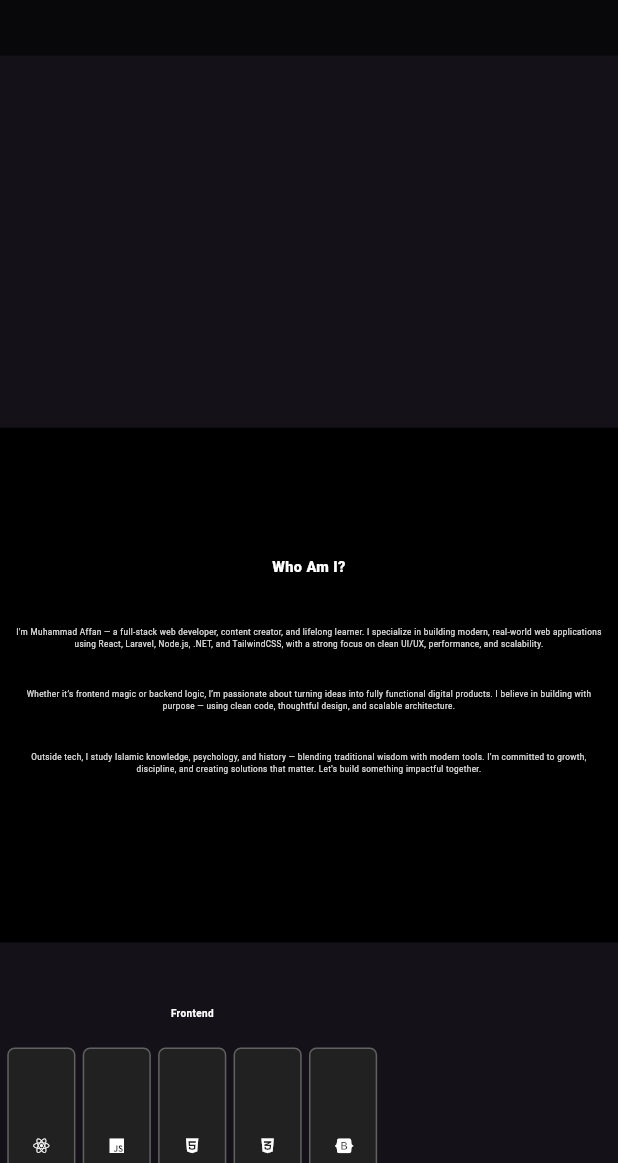
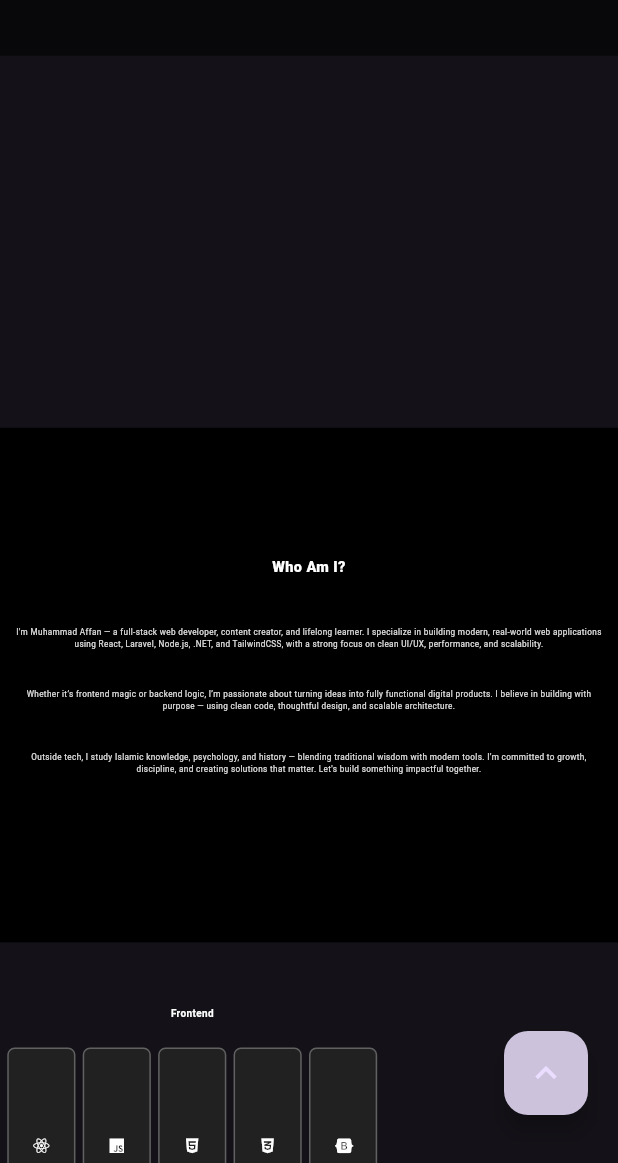
Before and after one commit to Muhammadd-01/Mobile_Portfolio, a Flutter app: the screen it shows after launch, scrolled down 576 dp, on a phone screen of 412 x 824 dp, the part 73-1236 px from its top. Run offline on Flutter 3.47's test engine with Material 3 defaults, Android fonts, the phone set to English and light mode, and no system bars; our stand-ins replace flutter_animate, flutter_screenutil, font_awesome_flutter, lucide_icons; network calls fail.

Commit message:
Mobile Portfolio

```diff
--- a/lib/screens/home_screen.dart
+++ b/lib/screens/home_screen.dart
@@ -4,6 +4,7 @@ import 'package:flutter_screenutil/flutter_screenutil.dart';
 // Import widgets
 import '../widgets/navbar.dart';
 import '../widgets/footer.dart';
+import '../widgets/up_button.dart'; // 🔥 Import UpButton
 
 // Sections
 import '../widgets/hero_section.dart';
@@ -13,7 +14,7 @@ import '../widgets/projects_section.dart';
 import '../widgets/resume_section.dart';
 import '../widgets/contact_section.dart';
 
-// Import global keys
+// Global Keys
 import '../models/section_keys.dart';
 
 class HomeScreen extends StatefulWidget {
@@ -43,12 +44,8 @@ class _HomeScreenState extends State<HomeScreen> {
               crossAxisAlignment: CrossAxisAlignment.start,
               children: [
                 SizedBox(height: 80.h), // Navbar height offset
-
-                // Sections with GlobalKeys for scroll-to
-                Container(
-                  key: sectionKeys['hero'],
-                  child: const HeroSection(),
-                ),
+                // Sections
+                Container(key: sectionKeys['hero'], child: const HeroSection()),
                 Container(
                   key: sectionKeys['about'],
                   child: const AboutSection(),
@@ -70,15 +67,19 @@ class _HomeScreenState extends State<HomeScreen> {
                   child: const ContactSection(),
                 ),
 
-                const Footer(), // Always at bottom
+                const Footer(),
               ],
             ),
           ),
 
           // Floating Navbar
-          Navbar(
-            scrollController: _scrollController,
-            sectionKeys: sectionKeys,
+          Navbar(scrollController: _scrollController, sectionKeys: sectionKeys),
+
+          // Scroll-to-top button 🔥
+          Positioned(
+            bottom: 32,
+            right: 20,
+            child: UpButton(scrollController: _scrollController),
           ),
         ],
       ),
--- /dev/null
+++ b/lib/widgets/up_button.dart
@@ -0,0 +1,60 @@
+// widgets/up_button.dart
+
+import 'package:flutter/material.dart';
+
+class UpButton extends StatefulWidget {
+  final ScrollController scrollController;
+
+  const UpButton({super.key, required this.scrollController});
+
+  @override
+  State<UpButton> createState() => _UpButtonState();
+}
+
+class _UpButtonState extends State<UpButton> {
+  bool _isVisible = false;
+
+  @override
+  void initState() {
+    super.initState();
+
+    widget.scrollController.addListener(() {
+      if (widget.scrollController.offset > 300) {
+        if (!_isVisible) {
+          setState(() => _isVisible = true);
+        }
+      } else {
+        if (_isVisible) {
+          setState(() => _isVisible = false);
+        }
+      }
+    });
+  }
+
+  void _scrollToTop() {
+    widget.scrollController.animateTo(
+      0,
+      duration: const Duration(milliseconds: 500),
+      curve: Curves.easeInOut,
+    );
+  }
+
+  @override
+  Widget build(BuildContext context) {
+    return AnimatedOpacity(
+      opacity: _isVisible ? 1.0 : 0.0,
+      duration: const Duration(milliseconds: 300),
+      child: _isVisible
+          ? Positioned(
+              bottom: 100,
+              right: 16,
+              child: FloatingActionButton(
+                onPressed: _scrollToTop,
+                backgroundColor: Theme.of(context).colorScheme.secondary,
+                child: const Icon(Icons.keyboard_arrow_up, size: 28),
+              ),
+            )
+          : const SizedBox.shrink(),
+    );
+  }
+}
```
